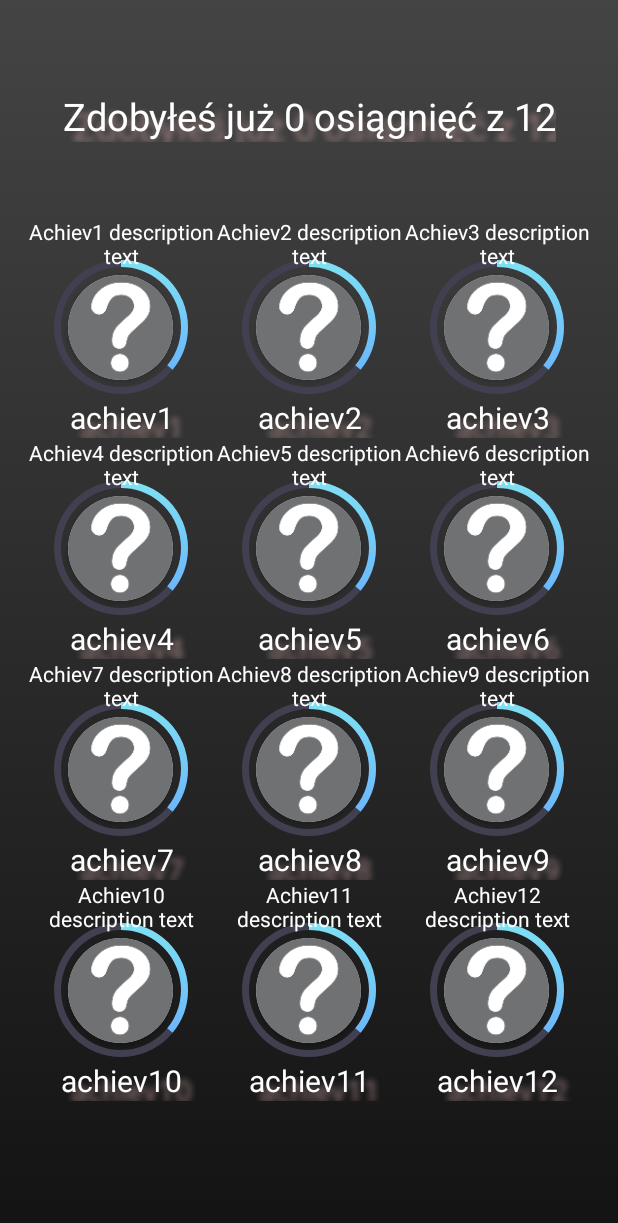
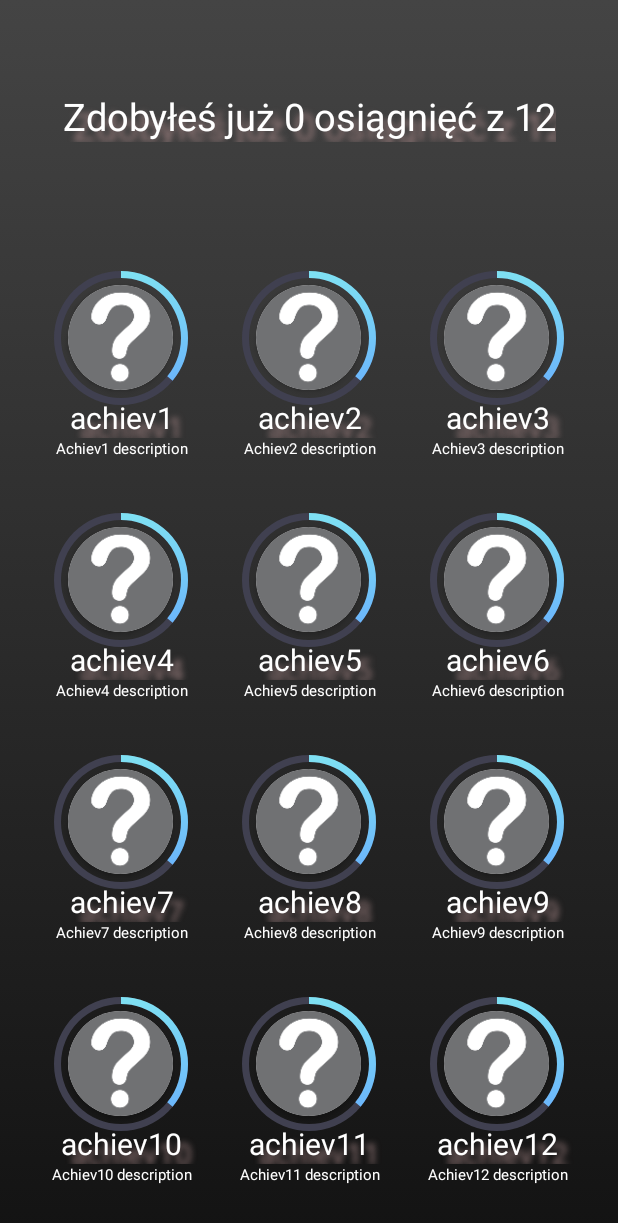
Before and after one commit to Jwalczaak/englishApp, an Android app: the Achievements screen opened directly, with no data from a screen before it, on a phone screen of 412 x 824 dp. Shown: the top 1223 px of the screen. Run offline under Robolectric (Android 15) with nearby library versions, the phone set to English and light mode, and no system bars.

Commit message:
Achiev descriptions was moved under achiev name

```diff
--- a/app/src/main/java/com/example/ijapp/Achievements.java
+++ b/app/src/main/java/com/example/ijapp/Achievements.java
@@ -61,9 +61,9 @@ public class Achievements extends AppCompatActivity {
         for (int i = 0; i < viewgroup.getChildCount(); i++)
         {
             View v1 = viewgroup.getChildAt(i);
-            if (v1 instanceof  ViewGroup)   getProgressBars(v1);
-            if (v1 instanceof  TextView && v1.getTag() == null)    achievNames.add( (TextView) v1);
-            if (v1 instanceof  ProgressBar) progressBars.add( (ProgressBar) v1);
+            if (v1 instanceof  ViewGroup)                        getProgressBars(v1);
+            if (v1 instanceof  TextView && v1.getTag() == null)  achievNames.add( (TextView) v1);
+            if (v1 instanceof  ProgressBar)                      progressBars.add( (ProgressBar) v1);
         }
 
     }
@@ -79,17 +79,20 @@ public class Achievements extends AppCompatActivity {
             else return;
 
             TextView tv = new TextView(this);
-            String txt = "Achiev" + (i+1) + " description text";
+            String txt = "Achiev" + (i+1) + " description";
 
             tv.setText(txt);
             tv.setTextAlignment(View.TEXT_ALIGNMENT_CENTER);
             tv.setTextColor(Color.WHITE);
+            tv.setTextSize(10);
             //tv.setVisibility(View.GONE);
 
 
             LayoutParams layoutParams = new LayoutParams(LayoutParams.MATCH_PARENT, LayoutParams.WRAP_CONTENT);
+            Log.d("ACHIEV NAME ID:", "ID = " + i + achievNames.get(i).getId());
             layoutParams.addRule(RelativeLayout.BELOW, achievNames.get(i).getId());
             //layoutParams.addRule(RelativeLayout.ALIGN_PARENT_BOTTOM);
+            tv.setLayoutParams(layoutParams);
 
             descriptionIDs.add(tv.getId());
 
--- a/app/src/main/res/layout/activity_achievements.xml
+++ b/app/src/main/res/layout/activity_achievements.xml
@@ -83,8 +83,8 @@
                         </androidx.cardview.widget.CardView>
 
                         <TextView
+                            android:id="@+id/achiev1_name"
                             android:layout_width="match_parent"
-                            android:id="@+id/achiev1_name"
                             android:layout_height="wrap_content"
                             android:layout_below="@+id/achiev1_progress"
                             android:shadowColor="@color/brown"
@@ -133,6 +133,7 @@
                         </androidx.cardview.widget.CardView>
 
                         <TextView
+                            android:id="@+id/achiev2_name"
                             android:layout_width="match_parent"
                             android:layout_height="wrap_content"
                             android:layout_below="@+id/achiev2_progress"
@@ -180,6 +181,7 @@
                         </androidx.cardview.widget.CardView>
 
                         <TextView
+                            android:id="@+id/achiev3_name"
                             android:layout_width="match_parent"
                             android:layout_height="wrap_content"
                             android:layout_below="@+id/achiev3_progress"
@@ -234,6 +236,7 @@
                         </androidx.cardview.widget.CardView>
 
                         <TextView
+                            android:id="@+id/achiev4_name"
                             android:layout_width="match_parent"
                             android:layout_height="wrap_content"
                             android:layout_below="@+id/achiev4_progress"
@@ -281,6 +284,7 @@
                         </androidx.cardview.widget.CardView>
 
                         <TextView
+                            android:id="@+id/achiev5_name"
                             android:layout_width="match_parent"
                             android:layout_height="wrap_content"
                             android:layout_below="@+id/achiev5_progress"
@@ -328,6 +332,7 @@
                         </androidx.cardview.widget.CardView>
 
                         <TextView
+                            android:id="@+id/achiev6_name"
                             android:layout_width="match_parent"
                             android:layout_height="wrap_content"
                             android:layout_below="@+id/achiev6_progress"
@@ -382,6 +387,7 @@
                         </androidx.cardview.widget.CardView>
 
                         <TextView
+                            android:id="@+id/achiev7_name"
                             android:layout_width="match_parent"
                             android:layout_height="wrap_content"
                             android:layout_below="@+id/achiev7_progress"
@@ -429,6 +435,7 @@
                         </androidx.cardview.widget.CardView>
 
                         <TextView
+                            android:id="@+id/achiev8_name"
                             android:layout_width="match_parent"
                             android:layout_height="wrap_content"
                             android:layout_below="@+id/achiev8_progress"
@@ -476,6 +483,7 @@
                         </androidx.cardview.widget.CardView>
 
                         <TextView
+                            android:id="@+id/achiev9_name"
                             android:layout_width="match_parent"
                             android:layout_height="wrap_content"
                             android:layout_below="@+id/achiev9_progress"
@@ -530,6 +538,7 @@
                         </androidx.cardview.widget.CardView>
 
                         <TextView
+                            android:id="@+id/achiev10_name"
                             android:layout_width="match_parent"
                             android:layout_height="wrap_content"
                             android:layout_below="@+id/achiev10_progress"
@@ -577,6 +586,7 @@
                         </androidx.cardview.widget.CardView>
 
                         <TextView
+                            android:id="@+id/achiev11_name"
                             android:layout_width="match_parent"
                             android:layout_height="wrap_content"
                             android:layout_below="@+id/achiev11_progress"
@@ -624,6 +634,7 @@
                         </androidx.cardview.widget.CardView>
 
                         <TextView
+                            android:id="@+id/achiev12_name"
                             android:layout_width="match_parent"
                             android:layout_height="wrap_content"
                             android:layout_below="@+id/achiev12_progress"
```
